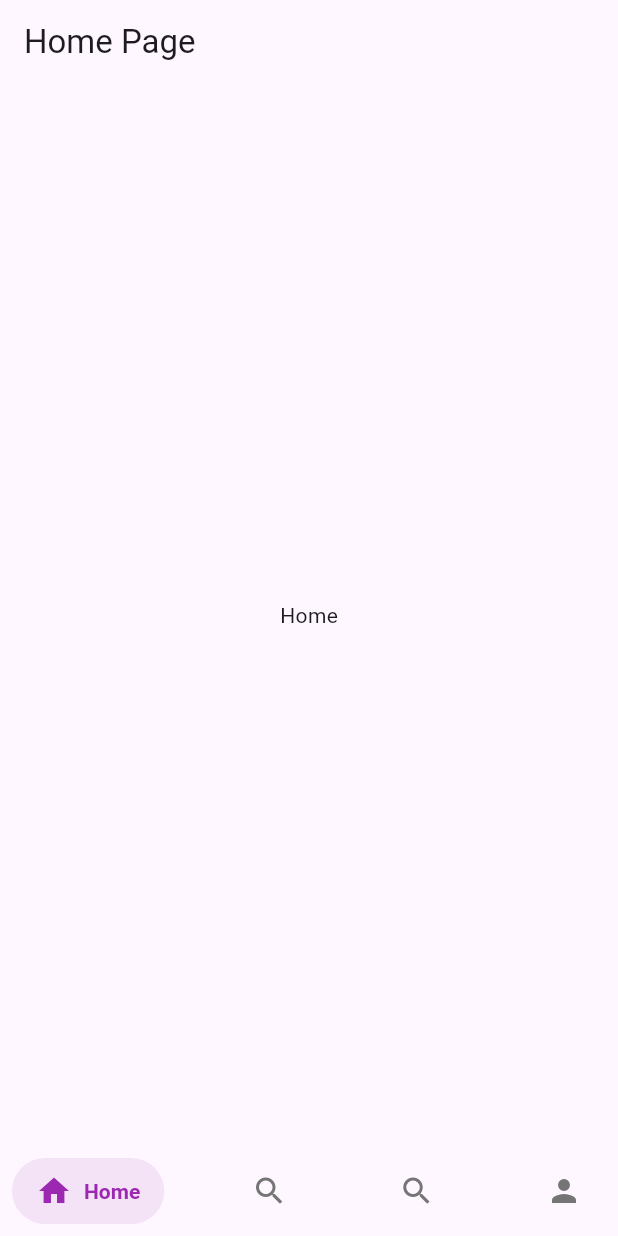
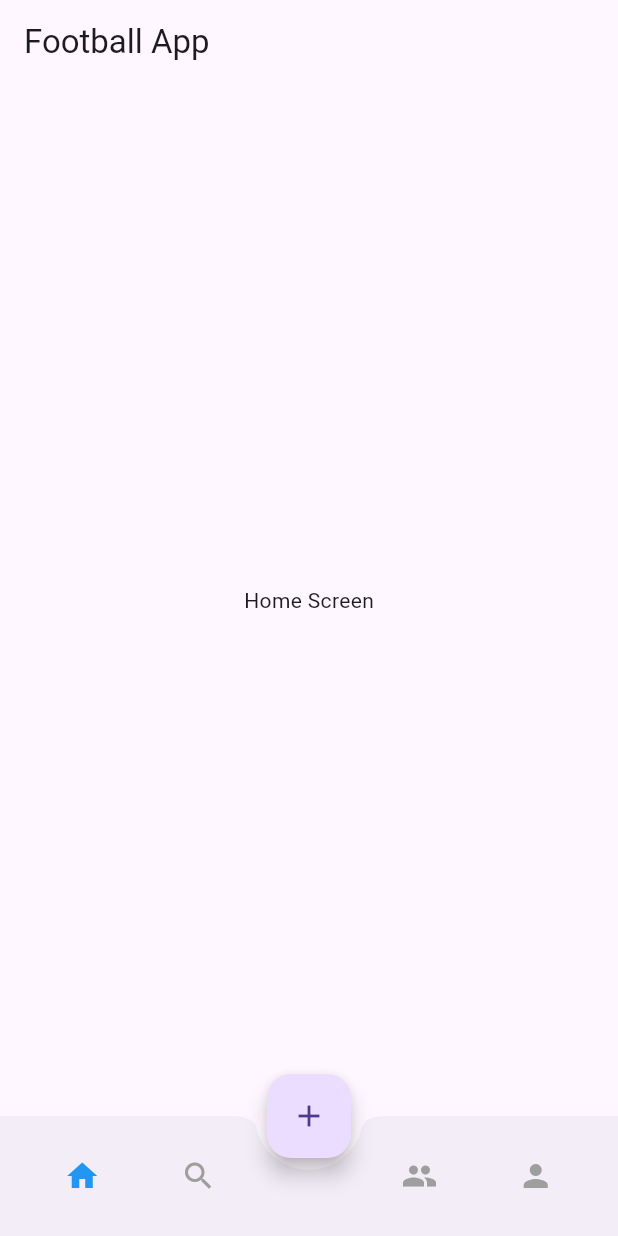
Before and after one commit to ammarfitwalla/football_app, a Flutter app: the screen it shows after launch, on a phone screen of 412 x 824 dp. Run offline on Flutter 3.47's test engine with Material 3 defaults, Android fonts, the phone set to English and light mode, and no system bars; drawn by our look-alikes of salomon_bottom_bar.

Commit message:
created UI

```diff
--- a/flutter_application_1/lib/main.dart
+++ b/flutter_application_1/lib/main.dart
@@ -2,6 +2,7 @@ import 'package:flutter/material.dart';
 import 'screens/login_screen.dart';
 import 'screens/signup_screen.dart';
 import 'screens/home_screen.dart';
+import 'screens/create_team_screen.dart';
 
 void main() {
   runApp(const MyApp());
@@ -22,6 +23,7 @@ class MyApp extends StatelessWidget {
         '/login': (context) => const LoginScreen(),
         '/signup': (context) => const SignupScreen(),
         '/home': (context) => GoogleBottomBar(),
+        '/create_team': (context) => CreateTeamScreen(),
       },
     );
   }
--- a/flutter_application_1/lib/screens/home_screen.dart
+++ b/flutter_application_1/lib/screens/home_screen.dart
@@ -1,5 +1,4 @@
 import 'package:flutter/material.dart';
-import 'package:salomon_bottom_bar/salomon_bottom_bar.dart';
 
 class GoogleBottomBar extends StatefulWidget {
   const GoogleBottomBar({Key? key}) : super(key: key);
@@ -10,46 +9,55 @@ class GoogleBottomBar extends StatefulWidget {
 
 class _GoogleBottomBarState extends State<GoogleBottomBar> {
   int _selectedIndex = 0;
+
+  final _screens = [
+    Center(child: Text("Home Screen")),
+    Center(child: Text("Search Players")),
+    Center(child: Text("Search Teams")),
+    Center(child: Text("Profile Screen")),
+  ];
+
   @override
   Widget build(BuildContext context) {
     return Scaffold(
-      appBar: AppBar(title: const Text('Home Page')),
-      body: Center(
-        child: _navBarItems[_selectedIndex].title,
+      appBar: AppBar(title: const Text('Football App')),
+      body: _screens[_selectedIndex],
+      floatingActionButton: FloatingActionButton(
+        onPressed: () {
+          // Navigate to Create Team screen
+          Navigator.pushNamed(context, '/create_team');
+        },
+        child: const Icon(Icons.add),
       ),
-      bottomNavigationBar: SalomonBottomBar(
-          currentIndex: _selectedIndex,
-          selectedItemColor: const Color(0xff6200ee),
-          unselectedItemColor: const Color(0xff757575),
-          onTap: (index) {
-            setState(() {
-              _selectedIndex = index;
-            });
-          },
-          items: _navBarItems),
+      floatingActionButtonLocation: FloatingActionButtonLocation.centerDocked,
+      bottomNavigationBar: BottomAppBar(
+        shape: const CircularNotchedRectangle(),
+        notchMargin: 8.0,
+        child: Row(
+          mainAxisAlignment: MainAxisAlignment.spaceAround,
+          children: [
+            _buildBottomBarItem(Icons.home, "Home", 0),
+            _buildBottomBarItem(Icons.search, "Search Players", 1),
+            const SizedBox(width: 40), // Spacer for FAB
+            _buildBottomBarItem(Icons.group, "Search Teams", 2),
+            _buildBottomBarItem(Icons.person, "Profile", 3),
+          ],
+        ),
+      ),
+    );
+  }
+
+  Widget _buildBottomBarItem(IconData icon, String label, int index) {
+    return IconButton(
+      onPressed: () {
+        setState(() {
+          _selectedIndex = index;
+        });
+      },
+      icon: Icon(
+        icon,
+        color: _selectedIndex == index ? Colors.blue : Colors.grey,
+      ),
     );
   }
 }
-
-final _navBarItems = [
-  SalomonBottomBarItem(
-    icon: const Icon(Icons.home),
-    title: const Text("Home"),
-    selectedColor: Colors.purple,
-  ),
-  SalomonBottomBarItem(
-    icon: const Icon(Icons.search),
-    title: const Text("Search Players"),
-    selectedColor: Colors.pink,
-  ),
-  SalomonBottomBarItem(
-    icon: const Icon(Icons.search),
-    title: const Text("Search Team"),
-    selectedColor: Colors.orange,
-  ),
-  SalomonBottomBarItem(
-    icon: const Icon(Icons.person),
-    title: const Text("Profile"),
-    selectedColor: Colors.teal,
-  ),
-];
```
Also changed, not shown: flutter_application_1/lib/screens/create_team_screen.dart (added, +201 -0 lines), flutter_application_1/lib/services/api_service.dart (added, +29 -0 lines).
